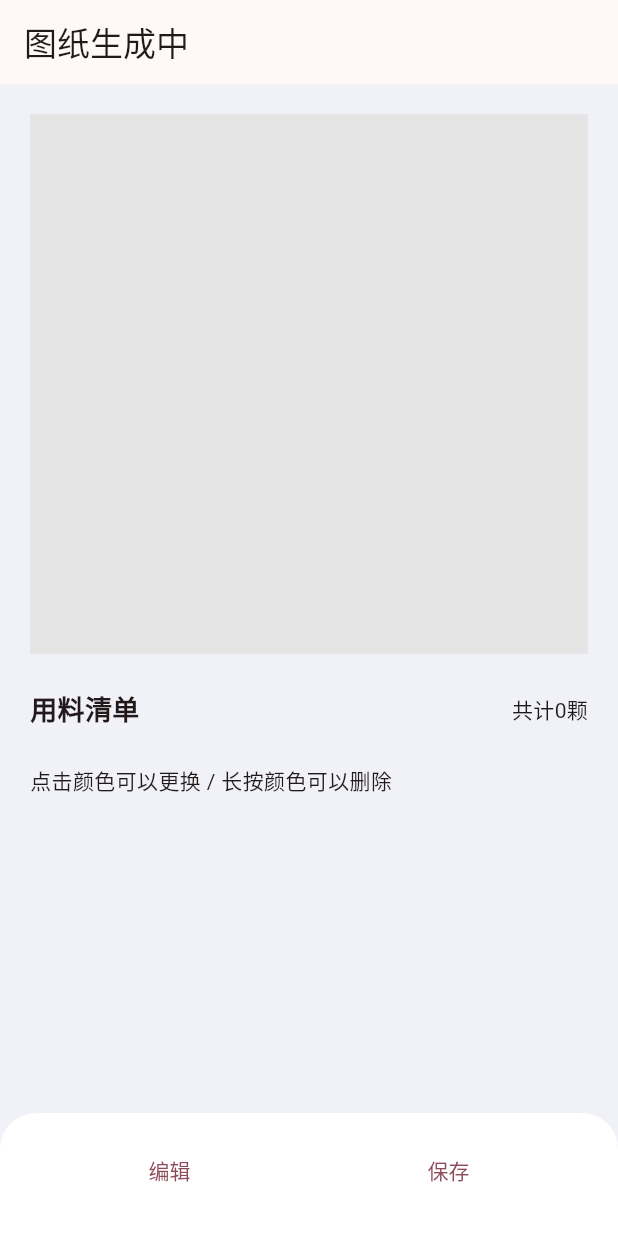
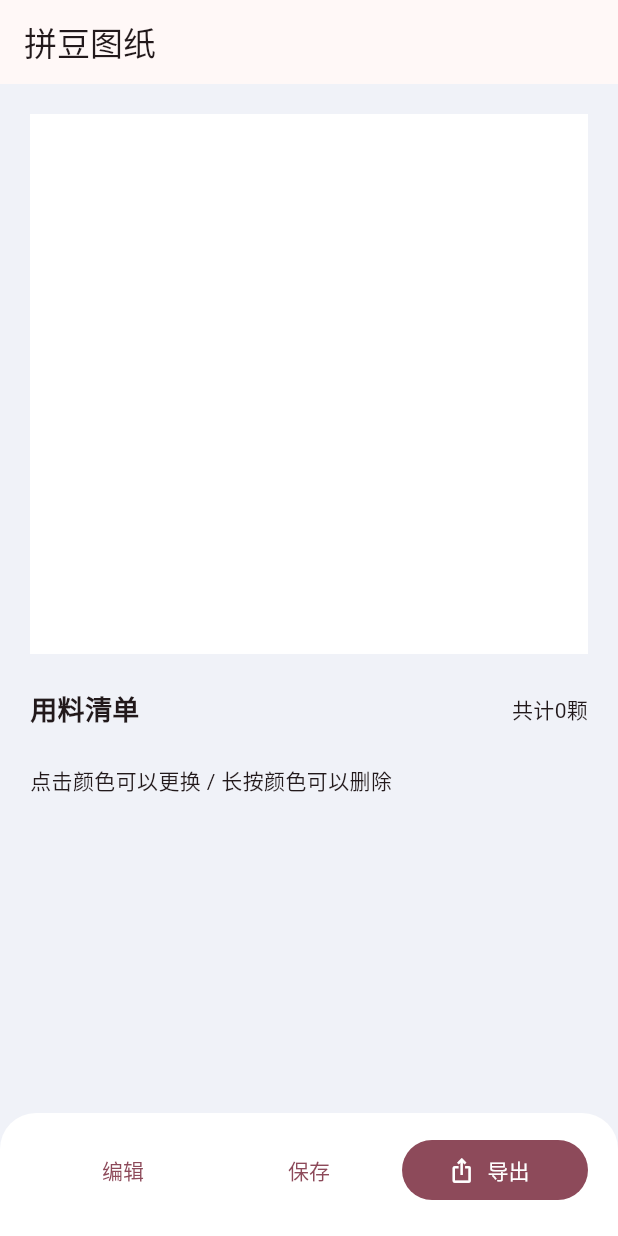
Before and after one commit to ZHAOJIABO/pintu, a Flutter app: the ResultScreen screen opened directly with empty values, on a phone screen of 412 x 824 dp. Run offline on Flutter 3.47's test engine with Material 3 defaults, Android fonts, the phone set to English and light mode, and no system bars; our stand-ins replace image_picker, share_plus.

Commit message:
增加图纸色号功能

```diff
--- /dev/null
+++ b/lib/models/pattern_chart.dart
@@ -0,0 +1,102 @@
+import 'dart:typed_data';
+
+import 'color.dart';
+import 'generated_pattern.dart';
+import 'palette.dart';
+
+class PatternChartCell {
+  final String ref;
+  final BeadColor color;
+  final bool matchedPalette;
+
+  const PatternChartCell({
+    required this.ref,
+    required this.color,
+    required this.matchedPalette,
+  });
+}
+
+class PatternChartData {
+  static const unmatchedRef = '?';
+
+  final int width;
+  final int height;
+  final List<PatternChartCell?> cells;
+
+  const PatternChartData({
+    required this.width,
+    required this.height,
+    required this.cells,
+  });
+
+  factory PatternChartData.fromPattern(GeneratedPattern pattern) {
+    return PatternChartData.fromPixels(
+      pixels: pattern.pixels,
+      width: pattern.width,
+      height: pattern.height,
+      paletteEntries: pattern.paletteEntries,
+    );
+  }
+
+  factory PatternChartData.fromPixels({
+    required Uint8List pixels,
+    required int width,
+    required int height,
+    required List<PaletteEntry> paletteEntries,
+  }) {
+    final expectedLength = width * height * 4;
+    if (pixels.length != expectedLength) {
+      throw ArgumentError(
+        'Pixel buffer length ${pixels.length} does not match $width x $height',
+      );
+    }
+
+    final paletteByColor = <int, PaletteEntry>{};
+    for (final entry in paletteEntries) {
+      paletteByColor.putIfAbsent(_rgbaKeyFromColor(entry.color), () => entry);
+    }
+
+    final cells = List<PatternChartCell?>.filled(width * height, null);
+    for (int i = 0; i < pixels.length; i += 4) {
+      final alpha = pixels[i + 3];
+      if (alpha == 0) continue;
+
+      final key = _rgbaKey(
+        pixels[i],
+        pixels[i + 1],
+        pixels[i + 2],
+        pixels[i + 3],
+      );
+      final entry = paletteByColor[key];
+      final color =
+          entry?.color ??
+          BeadColor.fromInt(
+            pixels[i],
+            pixels[i + 1],
+            pixels[i + 2],
+            pixels[i + 3],
+          );
+
+      cells[i ~/ 4] = PatternChartCell(
+        ref: entry?.ref ?? unmatchedRef,
+        color: color,
+        matchedPalette: entry != null,
+      );
+    }
+
+    return PatternChartData(width: width, height: height, cells: cells);
+  }
+
+  PatternChartCell? cellAt(int x, int y) {
+    if (x < 0 || x >= width || y < 0 || y >= height) return null;
+    return cells[y * width + x];
+  }
+
+  static int _rgbaKeyFromColor(BeadColor color) {
+    return _rgbaKey(color.rInt, color.gInt, color.bInt, color.aInt);
+  }
+
+  static int _rgbaKey(int r, int g, int b, int a) {
+    return (r << 24) | (g << 16) | (b << 8) | a;
+  }
+}
--- a/lib/screens/result_screen.dart
+++ b/lib/screens/result_screen.dart
@@ -1,8 +1,10 @@
 import 'package:flutter/material.dart';
+import 'package:share_plus/share_plus.dart';
 
 import '../models/generated_pattern.dart';
 import '../models/palette.dart';
 import '../services/material_edit_service.dart';
+import '../services/pattern_export_service.dart';
 import '../services/project_storage_service.dart';
 import '../widgets/material_usage_list.dart';
 import '../widgets/pattern_preview.dart';
@@ -19,9 +21,11 @@
 
 class _ResultScreenState extends State<ResultScreen> {
   final MaterialEditService _materialEditService = MaterialEditService();
+  final PatternExportService _exportService = const PatternExportService();
   final ProjectStorageService _storageService = ProjectStorageService();
   late GeneratedPattern _pattern = widget.pattern;
   bool _saving = false;
+  bool _exporting = false;
 
   Future<void> _save() async {
     setState(() => _saving = true);
@@ -48,6 +52,23 @@
     );
     if (edited != null) {
       setState(() => _pattern = edited);
+    }
+  }
+
+  Future<void> _export() async {
+    setState(() => _exporting = true);
+    try {
+      final file = await _exportService.exportChartPng(_pattern);
+      await Share.shareXFiles([
+        XFile(file.path),
+      ], text: '拼豆图纸 ${_pattern.width}x${_pattern.height}');
+    } catch (error) {
+      if (!mounted) return;
+      ScaffoldMessenger.of(
+        context,
+      ).showSnackBar(SnackBar(content: Text('导出失败：$error')));
+    } finally {
+      if (mounted) setState(() => _exporting = false);
     }
   }
 
@@ -104,7 +125,7 @@
   Widget build(BuildContext context) {
     return Scaffold(
       backgroundColor: const Color(0xFFF0F2F8),
-      appBar: AppBar(title: const Text('图纸生成中')),
+      appBar: AppBar(title: const Text('拼豆图纸')),
       body: SafeArea(
         child: Column(
           children: [
@@ -119,6 +140,8 @@
                       pixels: _pattern.pixels,
                       width: _pattern.width,
                       height: _pattern.height,
+                      mode: PatternPreviewMode.chart,
+                      paletteEntries: _pattern.paletteEntries,
                     ),
                   ),
                   const SizedBox(height: 24),
@@ -167,6 +190,13 @@
                       child: Text(_saving ? '保存中...' : '保存'),
                     ),
                   ),
+                  Expanded(
+                    child: FilledButton.icon(
+                      onPressed: _exporting ? null : _export,
+                      icon: const Icon(Icons.ios_share, size: 18),
+                      label: Text(_exporting ? '导出中...' : '导出'),
+                    ),
+                  ),
                 ],
               ),
             ),
--- a/lib/widgets/pattern_preview.dart
+++ b/lib/widgets/pattern_preview.dart
@@ -2,14 +2,21 @@
 
 import 'package:flutter/material.dart';
 
+import '../models/palette.dart';
+import '../models/pattern_chart.dart';
 import '../models/project.dart';
 import '../rendering/bead_painter.dart';
+import '../rendering/pattern_chart_painter.dart';
+
+enum PatternPreviewMode { beads, chart }
 
 class PatternPreview extends StatelessWidget {
   final Uint8List pixels;
   final int width;
   final int height;
   final bool showGrid;
+  final PatternPreviewMode mode;
+  final List<PaletteEntry> paletteEntries;
 
   const PatternPreview({
     super.key,
@@ -17,12 +24,24 @@
     required this.width,
     required this.height,
     this.showGrid = false,
+    this.mode = PatternPreviewMode.beads,
+    this.paletteEntries = const [],
   });
 
   @override
   Widget build(BuildContext context) {
     return LayoutBuilder(
       builder: (context, constraints) {
+        if (mode == PatternPreviewMode.chart) {
+          return _buildChartPreview(constraints);
+        }
+
+        return _buildBeadPreview(constraints);
+      },
+    );
+  }
+
+  Widget _buildBeadPreview(BoxConstraints constraints) {
     final fitBeadSize = (constraints.maxWidth / width).clamp(
       1.0,
       constraints.maxHeight / height,
@@ -47,7 +66,46 @@
         ),
       ),
     );
-      },
+  }
+
+  Widget _buildChartPreview(BoxConstraints constraints) {
+    final chart = PatternChartData.fromPixels(
+      pixels: pixels,
+      width: width,
+      height: height,
+      paletteEntries: paletteEntries,
+    );
+    const chartCellSize = 22.0;
+    final chartSize = PatternChartPainter.chartSize(
+      chart: chart,
+      cellSize: chartCellSize,
+      showCoordinates: false,
+    );
+
+    return ColoredBox(
+      color: Colors.white,
+      child: InteractiveViewer(
+        boundaryMargin: const EdgeInsets.all(80),
+        minScale: 1,
+        maxScale: 16,
+        child: Center(
+          child: FittedBox(
+            fit: BoxFit.contain,
+            child: SizedBox(
+              width: chartSize.width,
+              height: chartSize.height,
+              child: CustomPaint(
+                size: chartSize,
+                painter: PatternChartPainter(
+                  chart: chart,
+                  cellSize: chartCellSize,
+                  showCellLabels: true,
+                ),
+              ),
+            ),
+          ),
+        ),
+      ),
     );
   }
 }
```
Also changed, not shown: lib/rendering/pattern_chart_painter.dart (added, +446 -0 lines), lib/services/pattern_export_service.dart (added, +46 -0 lines), 2 other files. Lines whose indentation alone changed are shown as unchanged.
